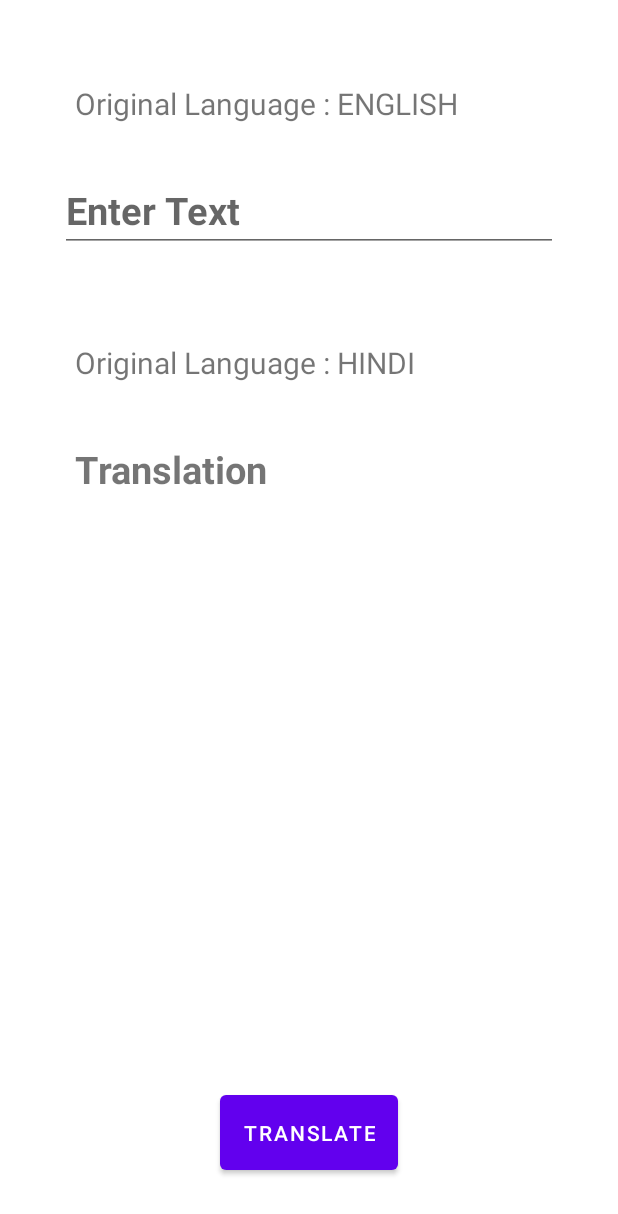
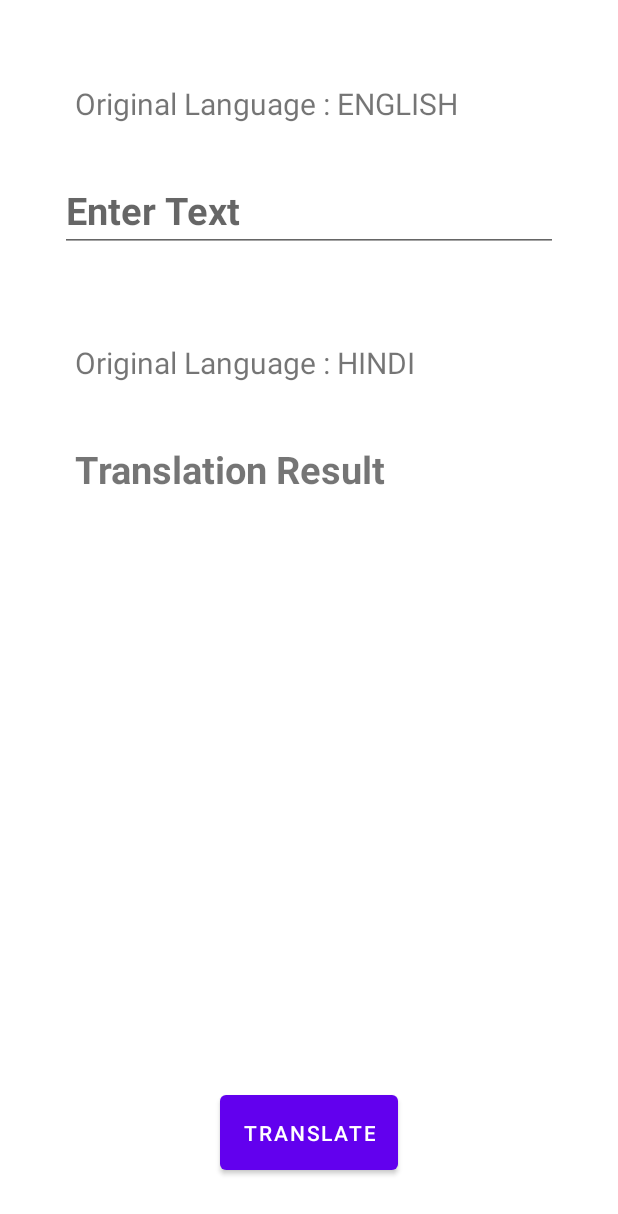
Before and after one commit to krishna146/MachineLearning, an Android app: the TextTransFragment screen opened through its navigation route, on a phone screen of 412 x 824 dp. Shown: the top 1214 px of the screen. Run offline under Robolectric (Android 15) with nearby library versions, the phone set to English and light mode, and no system bars; libraries missing offline, so code that uses them is left out: cn.pedant, com.google.mlkit.nl, com.google.mlkit.vision; 5 statements that could not run were skipped.

Commit message:
Language Translation code added

```diff
--- a/app/src/main/res/layout/fragment_text_trans.xml
+++ b/app/src/main/res/layout/fragment_text_trans.xml
@@ -8,7 +8,7 @@
     tools:context=".TextTransFragment">
 
     <TextView
-        android:id="@+id/textView2"
+        android:id="@+id/txtOriginalLanguage"
         android:layout_width="match_parent"
         android:layout_height="wrap_content"
         android:layout_marginStart="20dp"
@@ -22,7 +22,7 @@
         app:layout_constraintTop_toTopOf="parent" />
 
     <EditText
-        android:id="@+id/editText"
+        android:id="@+id/etEnteredText"
         android:layout_width="match_parent"
         android:layout_height="wrap_content"
         android:layout_marginStart="20dp"
@@ -30,10 +30,11 @@
         android:layout_marginEnd="20dp"
         android:hint="Enter Text"
         android:textSize="25sp"
+        android:text=""
         android:textStyle="bold"
         app:layout_constraintEnd_toEndOf="parent"
         app:layout_constraintStart_toStartOf="parent"
-        app:layout_constraintTop_toBottomOf="@+id/textView2" />
+        app:layout_constraintTop_toBottomOf="@+id/txtOriginalLanguage" />
 
     <TextView
         android:id="@+id/textView3"
@@ -47,17 +48,17 @@
         android:textSize="20sp"
         app:layout_constraintEnd_toEndOf="parent"
         app:layout_constraintStart_toStartOf="parent"
-        app:layout_constraintTop_toBottomOf="@+id/editText" />
+        app:layout_constraintTop_toBottomOf="@+id/etEnteredText" />
 
     <TextView
-        android:id="@+id/textView5"
+        android:id="@+id/txtTransResult"
         android:layout_width="match_parent"
         android:layout_height="wrap_content"
         android:layout_marginStart="20dp"
         android:layout_marginTop="20dp"
         android:layout_marginEnd="20dp"
         android:padding="10dp"
-        android:text="Translation"
+        android:text="Translation Result"
         android:textSize="25sp"
         android:textStyle="bold"
         app:layout_constraintEnd_toEndOf="parent"
@@ -65,6 +66,7 @@
         app:layout_constraintTop_toBottomOf="@+id/textView3" />
 
     <Button
+        android:id="@+id/btnTranslate"
         android:layout_width="wrap_content"
         android:layout_height="wrap_content"
         android:layout_marginStart="20dp"
@@ -75,7 +77,7 @@
         app:layout_constraintBottom_toBottomOf="parent"
         app:layout_constraintEnd_toEndOf="parent"
         app:layout_constraintStart_toStartOf="parent"
-        app:layout_constraintTop_toBottomOf="@+id/textView5"
+        app:layout_constraintTop_toBottomOf="@+id/txtTransResult"
         app:layout_constraintVertical_bias="1.0" />
 
 </androidx.constraintlayout.widget.ConstraintLayout>
```
Also changed, not shown: app/build.gradle (+6 -1 lines), app/src/main/java/com/example/machinelearning/TextTransFragment.kt (+59 -4 lines).
